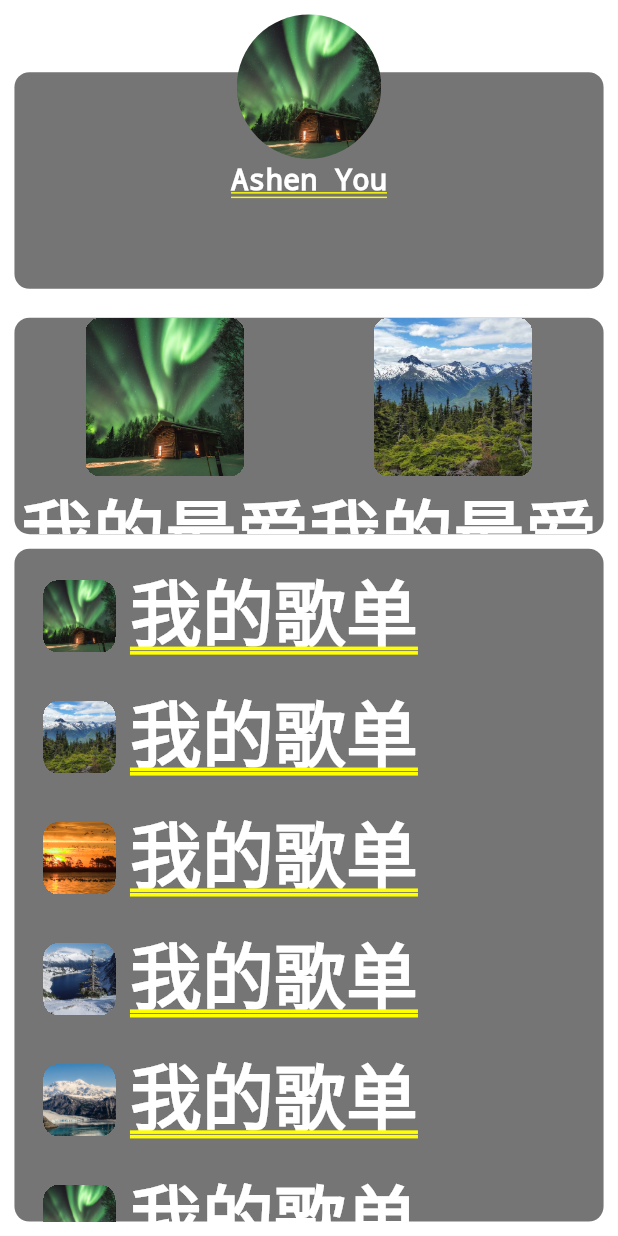
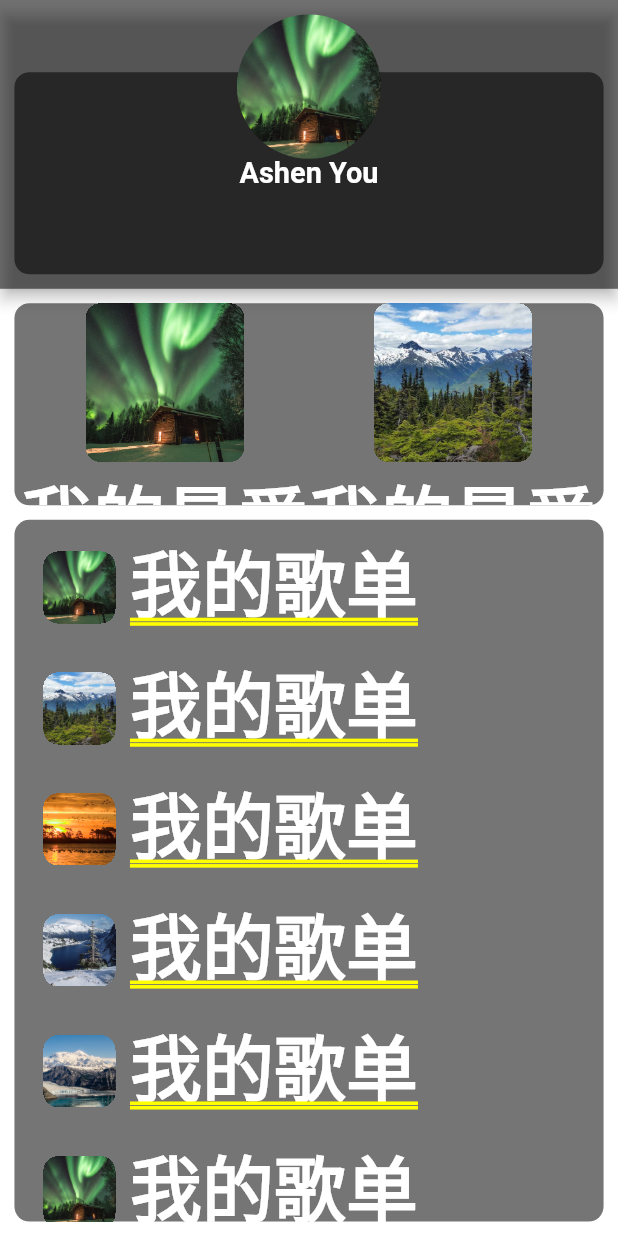
Before and after one commit to Ashen-You/my_demo, a Flutter app: the UserView screen opened by its route, on a phone screen of 412 x 824 dp. Run offline on Flutter 3.47's test engine with Material 2 defaults, Android fonts, the light colour scheme and no system bars; our stand-ins replace card_swiper, flutter_screenutil, flutter_spinkit, fluttertoast, get.

Commit message:
feat: refactor file structure

```diff
--- a/lib/config/router_config.dart
+++ b/lib/config/router_config.dart
@@ -1,8 +1,8 @@
 import 'package:get/get.dart';
 import 'package:my_demo/fwk/router/router.dart';
+import 'package:my_demo/modules/bottom_bar_view/main_view/presentation/routers/main_view_router.dart';
+import 'package:my_demo/modules/bottom_bar_view/user_view/presentation/routers/user_view_router.dart';
 import 'package:my_demo/modules/home/presentation/routers/home_router.dart';
-import 'package:my_demo/modules/main_view/presentation/routers/main_view_router.dart';
-import 'package:my_demo/modules/user_view/presentation/routers/user_view_router.dart';
 
 class AppRouterConfig{
   static RouterConfig get config => RouterConfig(
--- a/lib/modules/main_view/presentation/routers/main_view_router.dart
+++ b/lib/modules/bottom_bar_view/main_view/presentation/routers/main_view_router.dart
@@ -1,7 +1,7 @@
 import 'package:get/get_navigation/src/routes/get_route.dart';
 import 'package:my_demo/fwk/router/navigator/impl/navigator.dart';
 import 'package:my_demo/fwk/router/router.dart';
-import 'package:my_demo/modules/main_view/presentation/view/main_view.dart';
+import 'package:my_demo/modules/bottom_bar_view/main_view/presentation/view/main_view.dart';
 
 class MainViewRouter implements Router {
   static String mainPage = '/main';
--- a/lib/modules/main_view/presentation/view/main_view.dart
+++ b/lib/modules/bottom_bar_view/main_view/presentation/view/main_view.dart
@@ -1,7 +1,7 @@
 import 'package:card_swiper/card_swiper.dart';
 import 'package:flutter/material.dart';
 import 'package:my_demo/fwk/font_style/font_style.dart';
-import 'package:my_demo/modules/main_view/presentation/controller/main_view_controller.dart';
+import 'package:my_demo/modules/bottom_bar_view/main_view/presentation/controller/main_view_controller.dart';
 import 'package:my_demo/widgets/base/base_state.dart';
 import 'package:my_demo/widgets/rounded_widget.dart';
 
--- a/lib/modules/user_view/presentation/routers/user_view_router.dart
+++ b/lib/modules/bottom_bar_view/user_view/presentation/routers/user_view_router.dart
@@ -1,7 +1,7 @@
 import 'package:get/get_navigation/src/routes/get_route.dart';
 import 'package:my_demo/fwk/router/navigator/impl/navigator.dart';
 import 'package:my_demo/fwk/router/router.dart';
-import 'package:my_demo/modules/user_view/presentation/view/user_view.dart';
+import 'package:my_demo/modules/bottom_bar_view/user_view/presentation/view/user_view.dart';
 
 class UserViewRouter implements Router {
   static String userMainPage = '/user';
--- a/lib/modules/user_view/presentation/view/user_view.dart
+++ b/lib/modules/bottom_bar_view/user_view/presentation/view/user_view.dart
@@ -1,9 +1,10 @@
 import 'package:flutter/material.dart';
 import 'package:get/get.dart';
 import 'package:my_demo/fwk/font_style/font_style.dart';
+import 'package:my_demo/modules/bottom_bar_view/user_view/presentation/controller/user_controller.dart';
 
-import 'package:my_demo/modules/user_view/presentation/controller/user_controller.dart';
 import 'package:my_demo/widgets/base/base_state.dart';
+import 'package:my_demo/widgets/nested_scroll_widget.dart';
 import 'package:my_demo/widgets/rounded_widget.dart';
 
 class UserView extends StatefulWidget {
@@ -19,8 +20,13 @@
 
   @override
   Widget build(BuildContext context) {
-    return Column(
-        children: [_buildUserWidget(), _buildCoverMenu(), _buildCoverList()]);
+    return NestedScrollWidget(
+      headerHeight: getLength(200),
+      body: _buildCoverList(),
+      header: _buildUserWidget(),
+      pinedWidgetHeight: getLength(150),
+      pinedWidget: _buildCoverMenu(),
+    );
   }
 
   Widget _buildUserWidget() {
@@ -78,14 +84,13 @@
       "assets/images/image5.jpg"
     ];
 
-    return Expanded(
-      child: RoundedWidget(
-        color: Colors.black54,
-        margin: EdgeInsets.all(getLength(10)),
-        child: ListView.builder(
-          itemBuilder: (context, index) => _buildListItem(covers[index]),
-          itemCount: covers.length,
-        ),
+    return RoundedWidget(
+      color: Colors.black54,
+      margin: EdgeInsets.all(getLength(10)),
+      child: ListView.builder(
+        itemBuilder: (context, index) => _buildListItem(covers[index]),
+        itemCount: covers.length,
+        shrinkWrap: true,
       ),
     );
   }
--- a/lib/modules/home/presentation/controller/home_controller.dart
+++ b/lib/modules/home/presentation/controller/home_controller.dart
@@ -1,6 +1,6 @@
 import 'package:flutter/material.dart';
 import 'package:my_demo/modules/home/presentation/view_model/tab_view_model.dart';
-import 'package:my_demo/widgets/navigationPage/navigation_page_controller_mixin.dart';
+import 'package:my_demo/widgets/base/navigationPage/navigation_page_controller_mixin.dart';
 
 mixin HomeController on NavigationPageControllerMixin {
   List tabs = <TabViewModel>[
--- a/lib/modules/home/presentation/view/home.dart
+++ b/lib/modules/home/presentation/view/home.dart
@@ -1,12 +1,12 @@
 import 'package:flutter/material.dart';
 import 'package:fluttertoast/fluttertoast.dart';
+import 'package:my_demo/modules/bottom_bar_view/main_view/presentation/view/main_view.dart';
+import 'package:my_demo/modules/bottom_bar_view/user_view/presentation/view/user_view.dart';
 import 'package:my_demo/modules/home/presentation/controller/home_controller.dart';
 import 'package:my_demo/modules/home/presentation/view/home_drawer.dart';
 import 'package:my_demo/modules/home/presentation/view_model/tab_view_model.dart';
-import 'package:my_demo/modules/main_view/presentation/view/main_view.dart';
-import 'package:my_demo/modules/user_view/presentation/view/user_view.dart';
+import 'package:my_demo/widgets/base/navigationPage/navigation_page.dart';
 import 'package:my_demo/widgets/input_widget.dart';
-import 'package:my_demo/widgets/navigationPage/navigation_page.dart';
 
 class Home extends NavigationPage {
   const Home({Key? key}) : super(key: key);
--- a/lib/widgets/base/navigationPage/navigation_page.dart
+++ b/lib/widgets/base/navigationPage/navigation_page.dart
@@ -2,7 +2,7 @@
 import 'package:flutter_spinkit/flutter_spinkit.dart';
 import 'package:get/get.dart';
 import 'package:my_demo/widgets/base/base_state.dart';
-import 'package:my_demo/widgets/navigationPage/navigation_page_controller_mixin.dart';
+import 'package:my_demo/widgets/base/navigationPage/navigation_page_controller_mixin.dart';
 
 abstract class NavigationPage extends StatefulWidget {
   const NavigationPage({Key? key, String? title}) : super(key: key);
--- a/lib/widgets/nested_scroll_widget.dart
+++ b/lib/widgets/nested_scroll_widget.dart
@@ -2,38 +2,72 @@
 import 'package:my_demo/widgets/base/base_stateless_widget.dart';
 
 class NestedScrollWidget extends BaseStatelessWidget {
-  NestedScrollWidget({Key? key, required this.body, required this.header}) : super(key: key);
+  NestedScrollWidget(
+      {Key? key,
+      required this.headerHeight,
+      required this.pinedWidgetHeight,
+      required this.body,
+      required this.header,
+      required this.pinedWidget})
+      : super(key: key);
 
   Widget body;
 
+  double headerHeight;
+
+  double pinedWidgetHeight;
+
   Widget header;
+
+  Widget pinedWidget;
 
   @override
   Widget build(BuildContext context) {
     return NestedScrollView(
-      headerSliverBuilder: (context, isScroll) {
-        return <Widget>[
-          // SliverAppBar(
-          //   floating: true,
-          //   pinned: true,
-          //   snap: true,
-          //   forceElevated: innerBoxIsScrolled,
-          //   automaticallyImplyLeading: false,
-          //   toolbarHeight: getLength(0),
-          //   collapsedHeight: getLength(0),
-          //   expandedHeight: getLength(headerHeight),
-          //   flexibleSpace: _buildHeader(context),
-          // ),
-          // SliverPersistentHeader(
-          //   pinned: true,
-          //   delegate: SliverPersistentHeaderPortDelegate(
-          //     height: getLength(80),
-          //     widget: widget.tabViewWidget,
-          //   ),
-          // ),
-        ];
-      },
-      body: body
-    );
+        headerSliverBuilder: (context, isScroll) {
+          return <Widget>[
+            SliverAppBar(
+              floating: true,
+              pinned: true,
+              snap: false,
+              forceElevated: true,
+              automaticallyImplyLeading: false,
+              toolbarHeight: getLength(0),
+              collapsedHeight: getLength(0),
+              expandedHeight: headerHeight,
+              flexibleSpace: header,
+            ),
+            SliverPersistentHeader(
+              pinned: true,
+              delegate: CustomSliverPersistentHeaderDelegate(
+                height: pinedWidgetHeight,
+                widget: pinedWidget,
+              ),
+            ),
+          ];
+        },
+        body: Container(margin: EdgeInsets.only(top: getLength(0)), child: body));
   }
 }
+
+class CustomSliverPersistentHeaderDelegate
+    extends SliverPersistentHeaderDelegate {
+  CustomSliverPersistentHeaderDelegate(
+      {required this.widget, required this.height});
+  Widget widget;
+  double height;
+
+  @override
+  Widget build(_, __, ___) {
+    return widget;
+  }
+
+  @override
+  double get maxExtent => height;
+
+  @override
+  double get minExtent => height;
+
+  @override
+  bool shouldRebuild(_) => false;
+}
--- a/pubspec.yaml
+++ b/pubspec.yaml
@@ -17,6 +17,7 @@
   ########################
   # Pub.dev dependencies #
   ########################
+  # get https://pub.flutter-io.cn/packages/get
   get: 4.6.5
   # flutter_spinkit make LoadingWidget https://pub.flutter-io.cn/packages/flutter_spinkit
   flutter_spinkit: 5.1.0
```
Also changed, not shown: lib/modules/bottom_bar_view/main_view/presentation/controller/main_view_controller.dart (renamed from lib/modules/main_view/presentation/controller/main_view_controller.dart), lib/modules/bottom_bar_view/user_view/presentation/controller/user_controller.dart (renamed from lib/modules/user_view/presentation/controller/user_controller.dart).
